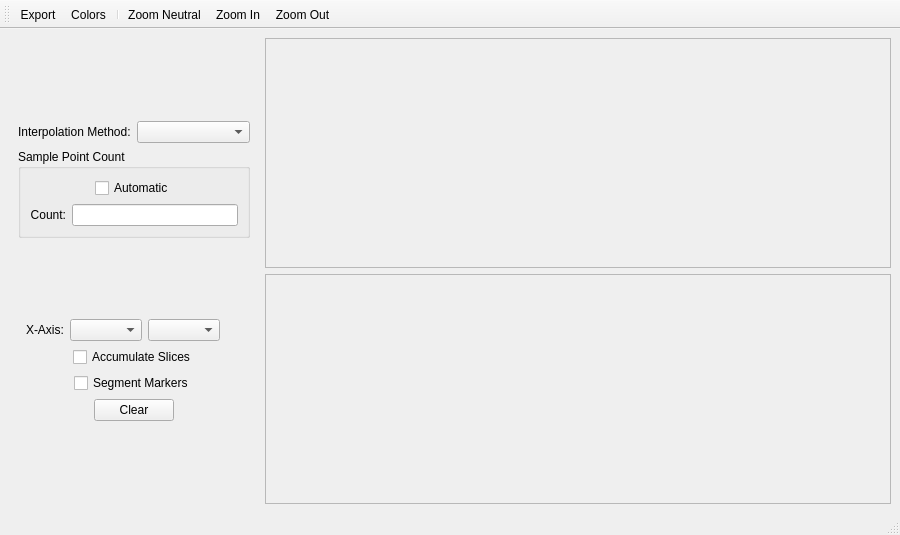
The window that code/display/Slicer/SlicerMainWindow.ui (radio-astro/casa) describes before a commit, drawn with Qt 5.
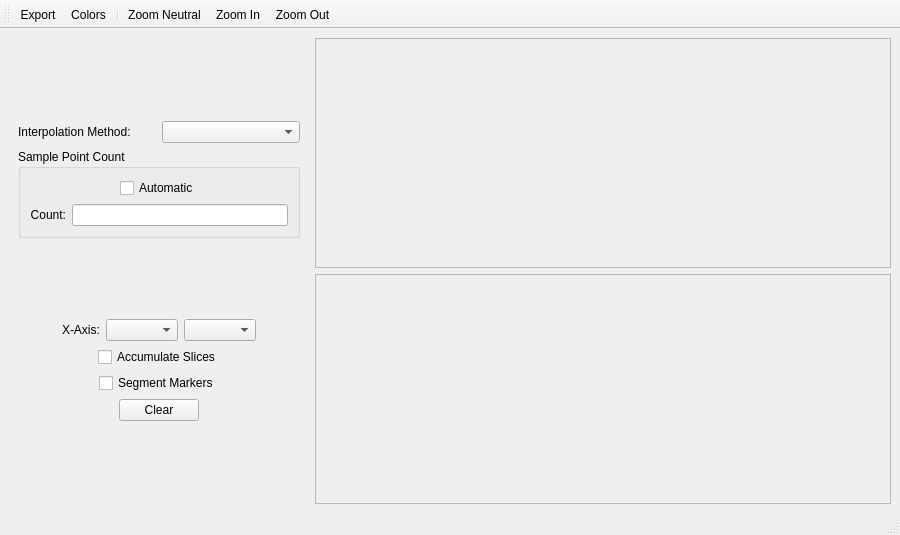
The same window after the commit. Icons and pictures are not drawn.

```diff
--- a/code/display/Slicer/SlicerMainWindow.ui
+++ b/code/display/Slicer/SlicerMainWindow.ui
@@ -25,13 +25,13 @@
      <widget class="QWidget" name="controlWidget" native="true">
       <property name="minimumSize">
        <size>
-        <width>250</width>
+        <width>300</width>
         <height>0</height>
        </size>
       </property>
       <property name="maximumSize">
        <size>
-        <width>250</width>
+        <width>300</width>
         <height>16777215</height>
        </size>
       </property>
@@ -371,7 +371,7 @@
           <rect>
            <x>0</x>
            <y>0</y>
-           <width>620</width>
+           <width>570</width>
            <height>221</height>
           </rect>
          </property>
```
